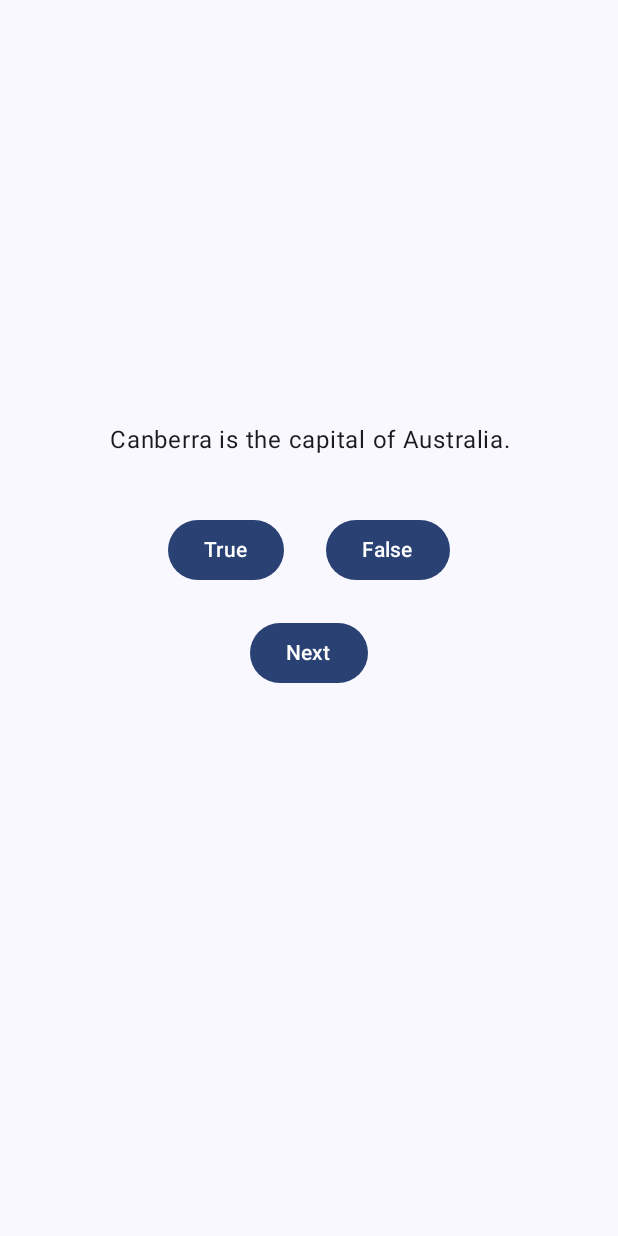
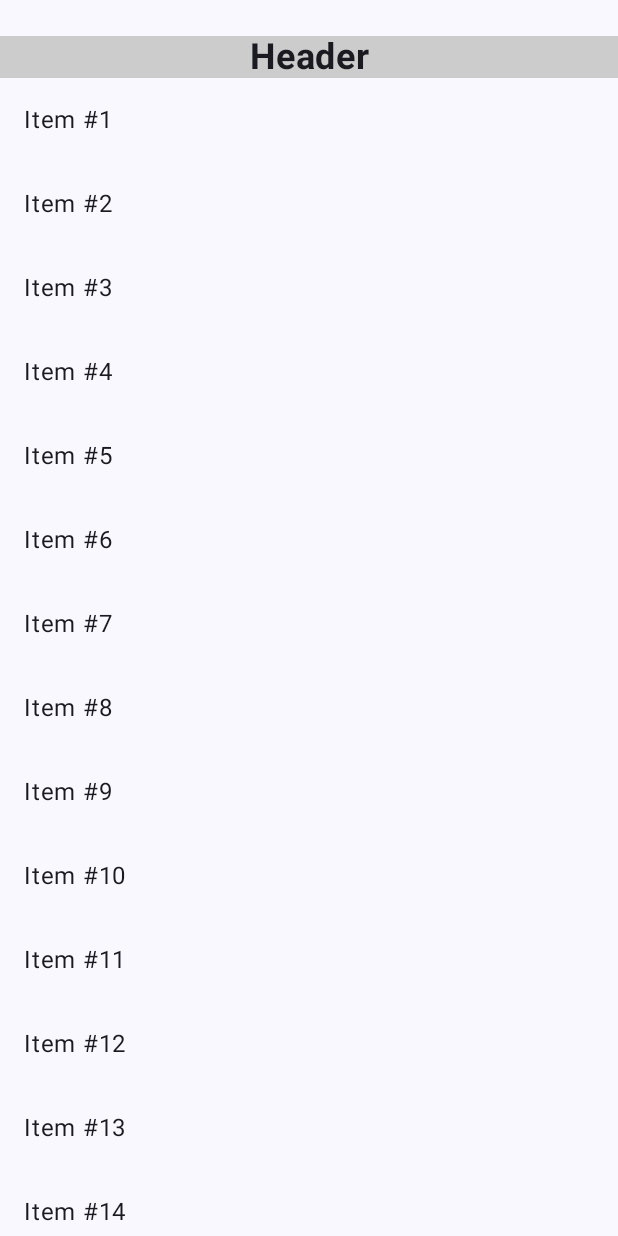
Before and after one commit to ZNU-TMA/GeoQuizComposeEdu, an Android app built with Jetpack Compose: the screen it shows after launch (MainActivity), on a phone screen of 412 x 824 dp. Run offline under Robolectric (Android 15) with nearby library versions, the phone set to English and light mode, and no system bars.

Commit message:
Add SimpleListExample.kt with simple items function and item function for header.

```diff
--- a/app/src/main/java/ua/edu/znu/geoquizcomposeedu/MainActivity.kt
+++ b/app/src/main/java/ua/edu/znu/geoquizcomposeedu/MainActivity.kt
@@ -7,6 +7,7 @@ import androidx.activity.enableEdgeToEdge
 import androidx.compose.foundation.layout.fillMaxSize
 import androidx.compose.material3.Scaffold
 import androidx.compose.ui.Modifier
+import ua.edu.znu.geoquizcomposeedu.educational.SimpleListExample
 import ua.edu.znu.geoquizcomposeedu.ui.screens.MainScreen
 import ua.edu.znu.geoquizcomposeedu.ui.theme.GeoQuizComposeEduTheme
 
@@ -18,11 +19,12 @@ class MainActivity : ComponentActivity() {
         setContent {
             GeoQuizComposeEduTheme {
                 Scaffold(modifier = Modifier.fillMaxSize()) { innerPadding ->
-                    MainScreen(
-                        innerPadding = innerPadding
-                    )
+//                    MainScreen(
+//                        innerPadding = innerPadding
+//                    )
 //                    ComponentScreen(innerPadding)
 //                    MultiComponentScreen(innerPadding)
+                    SimpleListExample(innerPadding)
                 }
             }
         }
--- /dev/null
+++ b/app/src/main/java/ua/edu/znu/geoquizcomposeedu/educational/SimpleListExample.kt
@@ -0,0 +1,50 @@
+package ua.edu.znu.geoquizcomposeedu.educational
+
+import androidx.compose.foundation.background
+import androidx.compose.foundation.layout.PaddingValues
+import androidx.compose.foundation.layout.fillMaxWidth
+import androidx.compose.foundation.layout.padding
+import androidx.compose.foundation.lazy.LazyColumn
+import androidx.compose.material3.Text
+import androidx.compose.runtime.Composable
+import androidx.compose.ui.Modifier
+import androidx.compose.ui.graphics.Color
+import androidx.compose.ui.text.font.FontWeight
+import androidx.compose.ui.text.style.TextAlign
+import androidx.compose.ui.tooling.preview.Preview
+import androidx.compose.ui.unit.dp
+import androidx.compose.ui.unit.sp
+
+@Composable
+fun SimpleListExample(innerPadding: PaddingValues) {
+    LazyColumn(
+        modifier = Modifier.fillMaxWidth()
+    ) {
+        item {
+            Text(
+                text = "Header",
+                fontWeight = FontWeight.Bold,
+                fontSize = 24.sp,
+                textAlign = TextAlign.Center,
+                modifier = Modifier
+                    .padding(top = 24.dp)
+                    .fillMaxWidth()
+                    .background(Color.LightGray)
+            )
+        }
+
+        items(100) { index ->
+            Text(
+                text = "Item #${index + 1}",
+                modifier = Modifier.padding(16.dp)
+            )
+        }
+    }
+}
+
+@Preview(showBackground = true)
+@Composable
+fun SimpleListExamplePreview() {
+    val innerPadding = PaddingValues(16.dp)
+    SimpleListExample(innerPadding = innerPadding)
+}
```
